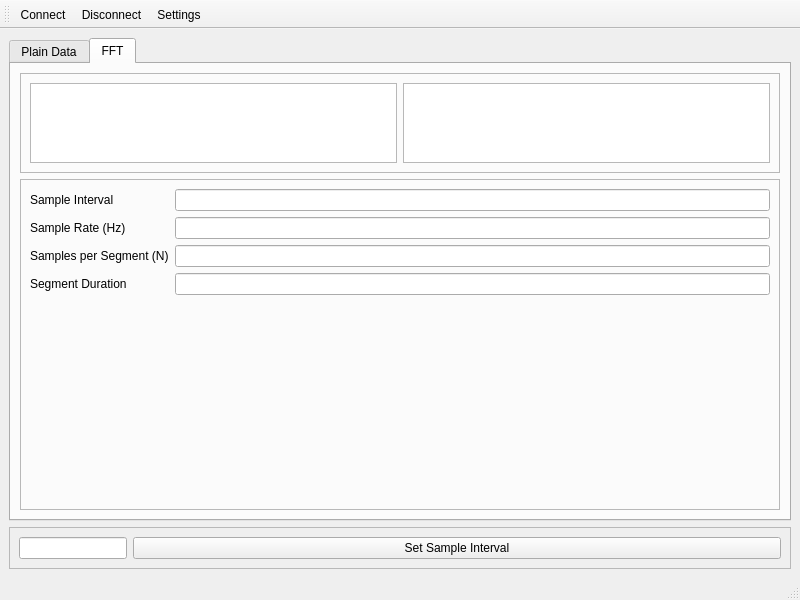
Old version of the form ui/MainWindow.ui in the repository UbiquitousComputingSS14/HeartRateMonitor.
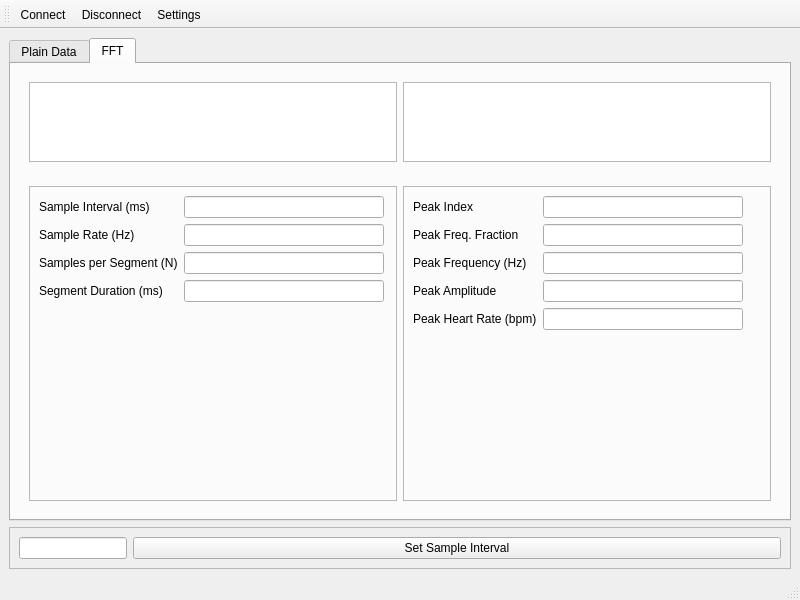
New version of the form. Icons and pictures are not drawn.

The edit to the form file:
```diff
--- a/ui/MainWindow.ui
+++ b/ui/MainWindow.ui
@@ -204,11 +204,14 @@
            </sizepolicy>
           </property>
           <property name="frameShape">
-           <enum>QFrame::StyledPanel</enum>
+           <enum>QFrame::NoFrame</enum>
           </property>
           <property name="frameShadow">
            <enum>QFrame::Raised</enum>
           </property>
+          <property name="lineWidth">
+           <number>0</number>
+          </property>
           <layout class="QHBoxLayout" name="horizontalLayout">
            <item>
             <widget class="QTextEdit" name="timeDataEdit">
@@ -234,55 +237,219 @@
          </widget>
         </item>
         <item>
-         <widget class="QFrame" name="frame_3">
+         <widget class="QFrame" name="frame_5">
           <property name="frameShape">
-           <enum>QFrame::StyledPanel</enum>
+           <enum>QFrame::NoFrame</enum>
           </property>
           <property name="frameShadow">
            <enum>QFrame::Raised</enum>
           </property>
-          <layout class="QFormLayout" name="formLayout">
-           <property name="fieldGrowthPolicy">
-            <enum>QFormLayout::AllNonFixedFieldsGrow</enum>
-           </property>
-           <item row="1" column="1">
-            <widget class="QLineEdit" name="lineEdit"/>
-           </item>
-           <item row="2" column="1">
-            <widget class="QLineEdit" name="lineEdit_2"/>
-           </item>
-           <item row="3" column="1">
-            <widget class="QLineEdit" name="lineEdit_3"/>
-           </item>
-           <item row="1" column="0">
-            <widget class="QLabel" name="label_6">
-             <property name="text">
-              <string>Sample Interval</string>
+          <property name="lineWidth">
+           <number>0</number>
+          </property>
+          <layout class="QHBoxLayout" name="horizontalLayout_2">
+           <item>
+            <widget class="QFrame" name="frame_3">
+             <property name="frameShape">
+              <enum>QFrame::StyledPanel</enum>
              </property>
-            </widget>
-           </item>
-           <item row="2" column="0">
-            <widget class="QLabel" name="label_8">
-             <property name="text">
-              <string>Sample Rate (Hz)</string>
+             <property name="frameShadow">
+              <enum>QFrame::Raised</enum>
              </property>
+             <layout class="QFormLayout" name="formLayout">
+              <property name="fieldGrowthPolicy">
+               <enum>QFormLayout::AllNonFixedFieldsGrow</enum>
+              </property>
+              <item row="0" column="0">
+               <widget class="QLabel" name="label_6">
+                <property name="text">
+                 <string>Sample Interval (ms)</string>
+                </property>
+               </widget>
+              </item>
+              <item row="0" column="1">
+               <widget class="QLineEdit" name="fftSampleIntervalEdit">
+                <property name="maximumSize">
+                 <size>
+                  <width>200</width>
+                  <height>16777215</height>
+                 </size>
+                </property>
+                <property name="readOnly">
+                 <bool>true</bool>
+                </property>
+               </widget>
+              </item>
+              <item row="1" column="0">
+               <widget class="QLabel" name="label_8">
+                <property name="text">
+                 <string>Sample Rate (Hz)</string>
+                </property>
+               </widget>
+              </item>
+              <item row="1" column="1">
+               <widget class="QLineEdit" name="fftSampleRateEdit">
+                <property name="maximumSize">
+                 <size>
+                  <width>200</width>
+                  <height>16777215</height>
+                 </size>
+                </property>
+                <property name="readOnly">
+                 <bool>true</bool>
+                </property>
+               </widget>
+              </item>
+              <item row="2" column="0">
+               <widget class="QLabel" name="label_9">
+                <property name="text">
+                 <string>Samples per Segment (N)</string>
+                </property>
+               </widget>
+              </item>
+              <item row="2" column="1">
+               <widget class="QLineEdit" name="fftSamplesPerSegmentEdit">
+                <property name="maximumSize">
+                 <size>
+                  <width>200</width>
+                  <height>16777215</height>
+                 </size>
+                </property>
+                <property name="readOnly">
+                 <bool>true</bool>
+                </property>
+               </widget>
+              </item>
+              <item row="3" column="0">
+               <widget class="QLabel" name="label_10">
+                <property name="text">
+                 <string>Segment Duration (ms)</string>
+                </property>
+               </widget>
+              </item>
+              <item row="3" column="1">
+               <widget class="QLineEdit" name="fftSegmentDurationEdit">
+                <property name="maximumSize">
+                 <size>
+                  <width>200</width>
+                  <height>16777215</height>
+                 </size>
+                </property>
+                <property name="readOnly">
+                 <bool>true</bool>
+                </property>
+               </widget>
+              </item>
+             </layout>
             </widget>
            </item>
-           <item row="3" column="0">
-            <widget class="QLabel" name="label_9">
-             <property name="text">
-              <string>Samples per Segment (N)</string>
+           <item>
+            <widget class="QFrame" name="frame_6">
+             <property name="frameShape">
+              <enum>QFrame::StyledPanel</enum>
              </property>
-            </widget>
-           </item>
-           <item row="4" column="1">
-            <widget class="QLineEdit" name="lineEdit_4"/>
-           </item>
-           <item row="4" column="0">
-            <widget class="QLabel" name="label_10">
-             <property name="text">
-              <string>Segment Duration</string>
+             <property name="frameShadow">
+              <enum>QFrame::Raised</enum>
              </property>
+             <layout class="QFormLayout" name="formLayout_4">
+              <item row="1" column="0">
+               <widget class="QLabel" name="label_11">
+                <property name="text">
+                 <string>Peak Index</string>
+                </property>
+               </widget>
+              </item>
+              <item row="1" column="1">
+               <widget class="QLineEdit" name="peakIndexEdit">
+                <property name="maximumSize">
+                 <size>
+                  <width>200</width>
+                  <height>16777215</height>
+                 </size>
+                </property>
+                <property name="readOnly">
+                 <bool>true</bool>
+                </property>
+               </widget>
+              </item>
+              <item row="2" column="0">
+               <widget class="QLabel" name="label_12">
+                <property name="text">
+                 <string>Peak Freq. Fraction</string>
+                </property>
+               </widget>
+              </item>
+              <item row="3" column="0">
+               <widget class="QLabel" name="label_13">
+                <property name="text">
+                 <string>Peak Frequency (Hz)</string>
+                </property>
+               </widget>
+              </item>
+              <item row="4" column="0">
+               <widget class="QLabel" name="label_14">
+                <property name="text">
+                 <string>Peak Amplitude</string>
+                </property>
+               </widget>
+              </item>
+              <item row="2" column="1">
+               <widget class="QLineEdit" name="peakFractionEdit">
+                <property name="maximumSize">
+                 <size>
+                  <width>200</width>
+                  <height>16777215</height>
+                 </size>
+                </property>
+                <property name="readOnly">
+                 <bool>true</bool>
+                </property>
+               </widget>
+              </item>
+              <item row="3" column="1">
+               <widget class="QLineEdit" name="peakFrequencyEdit">
+                <property name="maximumSize">
+                 <size>
+                  <width>200</width>
+                  <height>16777215</height>
+                 </size>
+                </property>
+                <property name="readOnly">
+                 <bool>true</bool>
+                </property>
+               </widget>
+              </item>
+              <item row="4" column="1">
+               <widget class="QLineEdit" name="peakAmplitudeEdit">
+                <property name="maximumSize">
+                 <size>
+                  <width>200</width>
+                  <height>16777215</height>
+                 </size>
+                </property>
+                <property name="readOnly">
+                 <bool>true</bool>
+                </property>
+               </widget>
+              </item>
+              <item row="5" column="1">
+               <widget class="QLineEdit" name="peakBpmEdit">
+                <property name="maximumSize">
+                 <size>
+                  <width>200</width>
+                  <height>16777215</height>
+                 </size>
+                </property>
+               </widget>
+              </item>
+              <item row="5" column="0">
+               <widget class="QLabel" name="label_15">
+                <property name="text">
+                 <string>Peak Heart Rate (bpm)</string>
+                </property>
+               </widget>
+              </item>
+             </layout>
             </widget>
            </item>
           </layout>
```
Left out of the diff: 45 changed lines with no effect on the pictures.
